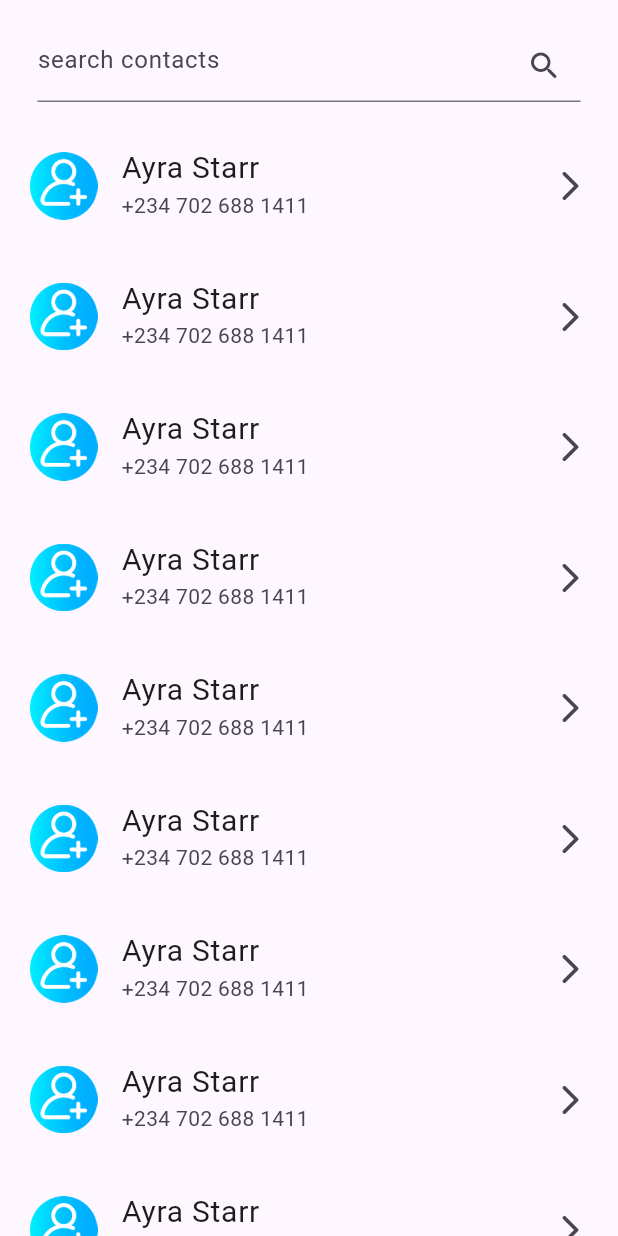
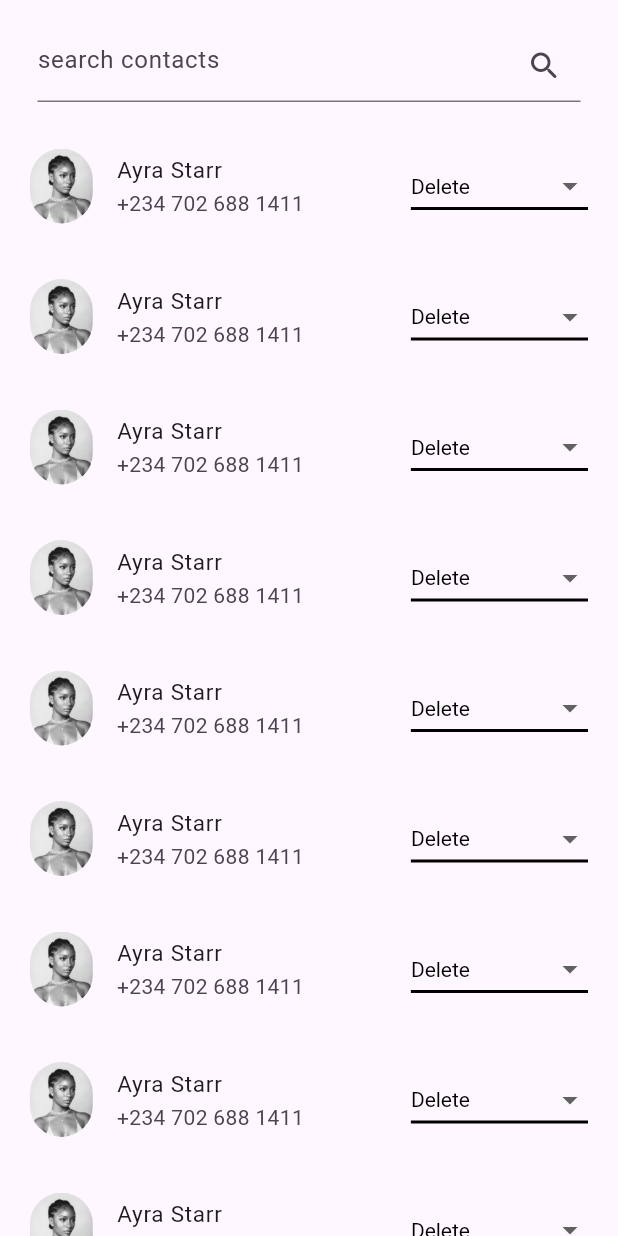
Before and after one commit to Chukcyihub/contactlist-application, a Flutter app: the HomeWidget widget shown alone on an empty page, opened directly, on a phone screen of 412 x 824 dp. Run offline on Flutter 3.47's test engine with Material 2 defaults, Android fonts, the phone set to English and light mode, and no system bars.

```diff
--- /dev/null
+++ b/lib/models/contact_model.dart
@@ -0,0 +1,24 @@
+class ContactModel {
+  final int id;
+  final String name;
+  final String email;
+  final String phoneNumber;
+  final String website;
+  final String address;
+
+  final bool isFav;
+
+  ContactModel({
+    required this.id,
+    required this.name,
+    required this.email,
+    required this.phoneNumber,
+    required this.website,
+    required this.address,
+    this.isFav = false,
+  });
+
+  // factory ContactModel.fromJson (Map<String>, dynamic>json){
+  //   return ContactModel(name: json['name'], email: json['email'], phoneNumber: json['phoneNumber'], website: json['website'], address: json['address']);
+  // }
+}
--- a/lib/screens/home_screen.dart
+++ b/lib/screens/home_screen.dart
@@ -25,9 +25,7 @@ class _HomeScreenState extends State<HomeScreen> {
       appBar: AppBar(
         title: const Text(
           "My contacts",
-          style: TextStyle(color: Colors.white),
         ),
-        backgroundColor: Colors.blue,
       ),
       body: _myWidgets[_selectedIndex],
       bottomNavigationBar: BottomNavigationBar(
--- a/lib/widgets/home_widget.dart
+++ b/lib/widgets/home_widget.dart
@@ -1,4 +1,8 @@
+import 'package:contactlist/providers/contact_provider.dart';
+import 'package:contactlist/screens/contact_screen.dart';
+import 'package:flutter/cupertino.dart';
 import 'package:flutter/material.dart';
+import 'package:provider/provider.dart';
 
 class HomeWidget extends StatefulWidget {
   const HomeWidget({super.key});
@@ -8,6 +12,16 @@ class HomeWidget extends StatefulWidget {
 }
 
 class _HomeWidgetState extends State<HomeWidget> {
+  static const List<String> list = <String>['Delete', 'Add to Favorite'];
+  String dropdownValue = list.first;
+
+  @override
+  void initState() {
+    super.initState();
+  }
+
+  getContact() async => await context.read<ContactProvider>().fetchContact();
+
   @override
   Widget build(BuildContext context) {
     return SafeArea(
@@ -39,33 +53,55 @@ class _HomeWidgetState extends State<HomeWidget> {
                   itemCount: 80,
                   itemBuilder: (context, index) {
                     return ListTile(
+                      onTap: () {
+                        Navigator.push(
+                          context,
+                          CupertinoPageRoute(builder: (context) {
+                            return const ContactScreen();
+                          }),
+                        );
+                      },
                       contentPadding:
                           const EdgeInsets.fromLTRB(20.0, 10.0, 20.0, 5.0),
-                      leading: Image.asset(
-                        "assets/images/add-user.png",
-                        height: 45.0,
+                      leading: ClipRRect(
+                        borderRadius: BorderRadius.circular(30),
+                        child: Image.asset(
+                          "assets/images/Starr.jpeg",
+                          height: 50.0,
+                        ),
                       ),
                       title: const Text(
                         "Ayra Starr",
                         style: TextStyle(
-                          fontSize: 20.0,
+                          fontSize: 15.0,
                         ),
                       ),
                       subtitle: const Text(
                         "+234 702 688 1411",
                       ),
-                      trailing: const Icon(Icons.arrow_forward_ios_rounded),
-                      // trailing: DropdownButton(
-                      //   items: const [
-                      //     DropdownMenuItem(
-                      //       child: Text("View Contacts"),
-                      //     ),
-                      //     DropdownMenuItem(
-                      //       child: Text("Add favorite"),
-                      //     ),
-                      //   ],
-                      //   onChanged: (value) {},
-                      // ),
+                      trailing: DropdownButton<String>(
+                        value: dropdownValue,
+                        icon: const Icon(Icons.arrow_drop_down),
+                        elevation: 16,
+                        style: const TextStyle(color: Colors.black),
+                        underline: Container(
+                          height: 2,
+                          color: Colors.black,
+                        ),
+                        onChanged: (String? value) {
+                          // This is called when the user selects an item.
+                          setState(() {
+                            dropdownValue = value!;
+                          });
+                        },
+                        items:
+                            list.map<DropdownMenuItem<String>>((String value) {
+                          return DropdownMenuItem<String>(
+                            value: value,
+                            child: Text(value),
+                          );
+                        }).toList(),
+                      ),
                     );
                   }),
             ),
```
Also changed, not shown: lib/main.dart (+10 -1 lines), lib/providers/contact_provider.dart (added, +59 -0 lines), lib/screens/contact_screen.dart (added, +17 -0 lines), assets/images/Ayra.jpeg (added), assets/images/Starr.jpeg (added).
